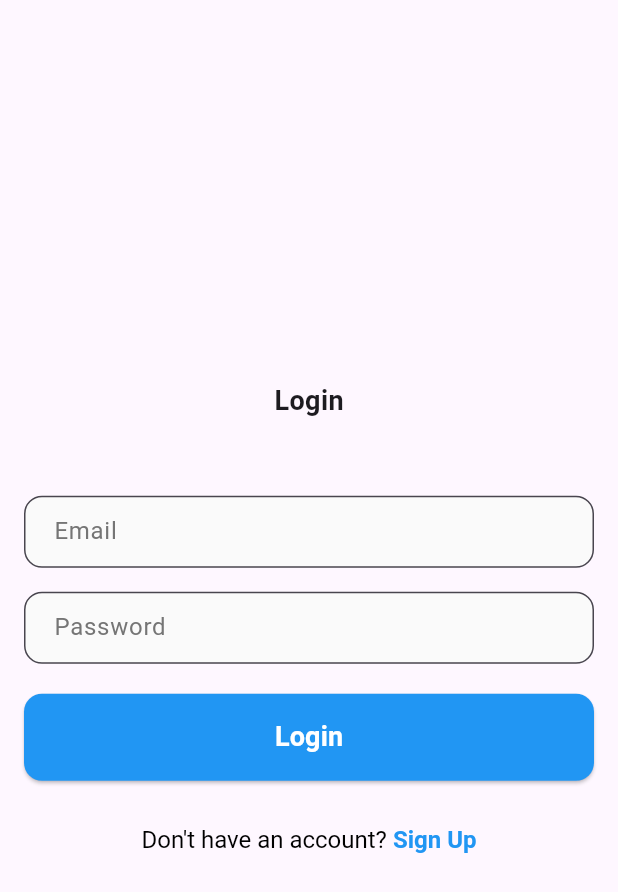
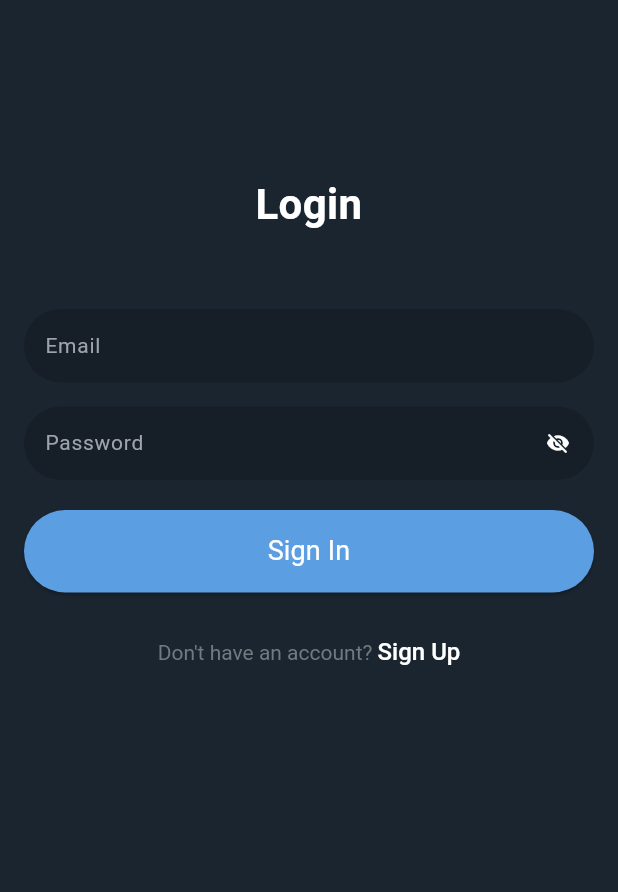
Before and after one commit to kasim121/socialpostapp, a Flutter app: the screen it shows after launch, on a phone screen of 412 x 824 dp. Shown: the top 892 px of the screen. Run offline on Flutter 3.47's test engine with Material 3 defaults, Android fonts, the phone set to English and light mode, and no system bars; our stand-ins replace cloud_firestore, firebase_auth, firebase_core, flutter_bloc, timeago; accounts and stored records are empty; Roboto replaces fonts that are missing (Airbnb Cereal App).

Commit message:
new changes done

```diff
--- a/lib/app.dart
+++ b/lib/app.dart
@@ -14,8 +14,7 @@ class MyApp extends StatelessWidget {
   @override
   Widget build(BuildContext context) {
     return StreamBuilder<User?>(
-      stream: FirebaseAuth.instance
-          .authStateChanges(), // Listen to auth state changes
+      stream: FirebaseAuth.instance.authStateChanges(),
       builder: (context, snapshot) {
         if (snapshot.connectionState == ConnectionState.waiting) {
           return const Center(child: CircularProgressIndicator());
@@ -30,6 +29,7 @@ class MyApp extends StatelessWidget {
           ],
           child: MaterialApp(
             initialRoute: isUserLoggedIn ? '/home' : '/login',
+            debugShowCheckedModeBanner: false,
             routes: {
               '/login': (_) => NewLoginScreen(),
               '/signup': (_) => const NewSignUpScreen(),
--- a/lib/screens/login_screen.dart
+++ b/lib/screens/login_screen.dart
@@ -3,6 +3,9 @@ import 'package:flutter_bloc/flutter_bloc.dart';
 import 'package:tisocial/constants/app_colors.dart';
 
 import '../blocs/user_auth_bloc.dart';
+import '../constants/app_text_style.dart';
+import '../widgets/custome_button.dart';
+import '../widgets/custome_textfield.dart';
 
 class NewLoginScreen extends StatelessWidget {
   final TextEditingController emailController = TextEditingController();
@@ -13,58 +16,44 @@ class NewLoginScreen extends StatelessWidget {
   @override
   Widget build(BuildContext context) {
     return Scaffold(
+      backgroundColor: AppColors.background,
       body: Padding(
         padding: const EdgeInsets.all(16.0),
+        child: SafeArea(
+          child: SingleChildScrollView(
             child: Column(
+              mainAxisAlignment: MainAxisAlignment.center,
               crossAxisAlignment: CrossAxisAlignment.stretch,
-          mainAxisAlignment: MainAxisAlignment.center,
               children: [
-            const Center(
-              child: Text(
+                const SizedBox(height: 100),
+                Text(
                   "Login",
-                style: TextStyle(
-                  fontSize: 18,
+                  style: AppTextStyles.airbnbCerealText(
+                    color: AppColors.textPrimary,
                     fontWeight: FontWeight.w600,
+                    fontSize: 28,
                   ),
-              ),
+                  textAlign: TextAlign.center,
                 ),
                 const SizedBox(
                   height: 50,
                 ),
-            TextField(
+                CustomTextField(
                   controller: emailController,
-              decoration: InputDecoration(
-                labelText: "Email",
-                labelStyle: TextStyle(color: Colors.grey.shade600),
-                border: OutlineInputBorder(
-                  borderRadius: BorderRadius.circular(12),
-                  borderSide: BorderSide(color: Colors.grey.shade400),
-                ),
-                filled: true,
-                fillColor: Colors.grey.shade50,
-                contentPadding:
-                    const EdgeInsets.symmetric(horizontal: 16, vertical: 12),
-              ),
+                  hintText: 'Email',
+                  keyboardType: TextInputType.emailAddress,
                 ),
                 const SizedBox(height: 16),
-            TextField(
+                CustomTextField(
                   controller: passwordController,
-              obscureText: true,
-              decoration: InputDecoration(
-                labelText: "Password",
-                labelStyle: TextStyle(color: Colors.grey.shade600),
-                border: OutlineInputBorder(
-                  borderRadius: BorderRadius.circular(12),
-                  borderSide: BorderSide(color: Colors.grey.shade400),
-                ),
-                filled: true,
-                fillColor: Colors.grey.shade50,
-                contentPadding:
-                    const EdgeInsets.symmetric(horizontal: 16, vertical: 12),
-              ),
+                  hintText: 'Password',
+                  isPassword: true,
+                  isPasswordVisible: false,
                 ),
                 const SizedBox(height: 20),
-            BlocConsumer<UserAuthBloc, AuthState>(
+                SizedBox(
+                  height: 55,
+                  child: BlocConsumer<UserAuthBloc, AuthState>(
                     listener: (context, state) {
                       if (state is AuthSuccess) {
                         Navigator.pushReplacementNamed(context, '/home');
@@ -78,29 +67,19 @@ class NewLoginScreen extends StatelessWidget {
                       if (state is AuthLoading) {
                         return const Center(child: CircularProgressIndicator());
                       }
-                return ElevatedButton(
+                      return CustomLoginButton(
+                        text: 'Sign In',
                         onPressed: () {
                           context.read<UserAuthBloc>().add(LogInEvent(
                                 emailController.text.trim(),
                                 passwordController.text.trim(),
                               ));
                         },
-                  style: ElevatedButton.styleFrom(
-                    padding: EdgeInsets.symmetric(vertical: 16),
-                    backgroundColor: Colors.blue,
-                    shape: RoundedRectangleBorder(
-                      borderRadius: BorderRadius.circular(12),
-                    ),
-                  ),
-                  child: const Text(
-                    "Login",
-                    style: TextStyle(
-                        fontSize: 18,
-                        fontWeight: FontWeight.w600,
-                        color: AppColors.textPrimary),
-                  ),
+                        backgroundColor: AppColors.customBlue,
+                        borderRadius: 50.0,
                       );
                     },
+                  ),
                 ),
                 const SizedBox(height: 30),
                 Align(
@@ -110,21 +89,24 @@ class NewLoginScreen extends StatelessWidget {
                       Navigator.pushReplacementNamed(context, '/signup');
                     },
                     child: RichText(
-                  text: const TextSpan(
+                      text: TextSpan(
                         children: <TextSpan>[
                           TextSpan(
                             text: "Don't have an account? ",
-                          style: TextStyle(
-                            color: Colors.black,
-                            fontSize: 16,
-                          )),
+                            style: AppTextStyles.airbnbCerealText(
+                              color: AppColors.grayShade,
+                              fontWeight: FontWeight.w400,
+                              fontSize: 14,
+                            ),
+                          ),
                           TextSpan(
                             text: 'Sign Up',
-                          style: TextStyle(
-                            color: Colors.blue,
+                            style: AppTextStyles.airbnbCerealText(
+                              color: AppColors.textPrimary,
+                              fontWeight: FontWeight.w500,
                               fontSize: 16,
-                            fontWeight: FontWeight.bold,
-                          )),
+                            ),
+                          ),
                         ],
                       ),
                     ),
@@ -133,6 +115,8 @@ class NewLoginScreen extends StatelessWidget {
               ],
             ),
           ),
+        ),
+      ),
     );
   }
 }
--- /dev/null
+++ b/lib/widgets/custome_button.dart
@@ -0,0 +1,51 @@
+import 'package:flutter/material.dart';
+
+import '../constants/app_colors.dart';
+import '../constants/app_text_style.dart';
+
+class CustomLoginButton extends StatelessWidget {
+  final String text;
+  final VoidCallback? onPressed;
+  final bool isLoading;
+  final Color backgroundColor;
+  final Color textColor;
+  final double borderRadius;
+  final double height;
+
+  const CustomLoginButton({
+    Key? key,
+    required this.text,
+    this.onPressed,
+    this.isLoading = false,
+    this.backgroundColor = Colors.blue,
+    this.textColor = Colors.white,
+    this.borderRadius = 10.0,
+    this.height = 40.0,
+  }) : super(key: key);
+
+  @override
+  Widget build(BuildContext context) {
+    return ElevatedButton(
+      onPressed: isLoading ? null : onPressed,
+      style: ElevatedButton.styleFrom(
+        backgroundColor: backgroundColor,
+        shape: RoundedRectangleBorder(
+          borderRadius: BorderRadius.circular(borderRadius),
+        ),
+      ),
+      child: isLoading
+          ? CircularProgressIndicator(
+              color: textColor,
+            )
+          : Text(
+              text,
+              style: AppTextStyles.airbnbCerealText(
+                color: AppColors.textPrimary,
+                fontWeight: FontWeight.w400,
+                fontSize: 18,
+              ),
+              textAlign: TextAlign.center,
+            ),
+    );
+  }
+}
--- /dev/null
+++ b/lib/widgets/custome_textfield.dart
@@ -0,0 +1,100 @@
+import 'package:flutter/material.dart';
+
+import '../constants/app_colors.dart';
+import '../constants/app_text_style.dart';
+
+class CustomTextField extends StatefulWidget {
+  final bool isPassword;
+  final bool isPasswordVisible;
+  final VoidCallback? onTogglePasswordVisibility;
+  final TextInputType keyboardType;
+  final TextAlign textAlign;
+
+  final String hintText;
+  final TextEditingController? controller;
+  final FormFieldValidator<String>? validator;
+
+  const CustomTextField({
+    Key? key,
+    this.isPassword = false,
+    this.isPasswordVisible = false,
+    this.onTogglePasswordVisibility,
+    this.keyboardType = TextInputType.text,
+    this.textAlign = TextAlign.start,
+    required this.hintText,
+    required this.controller,
+    this.validator,
+  }) : super(key: key);
+
+  @override
+  _CustomTextFieldState createState() => _CustomTextFieldState();
+}
+
+class _CustomTextFieldState extends State<CustomTextField> {
+  late bool _isPasswordVisible;
+
+  @override
+  void initState() {
+    super.initState();
+    _isPasswordVisible =
+        widget.isPasswordVisible; // Initialize with the passed value
+  }
+
+  void _togglePasswordVisibility() {
+    setState(() {
+      _isPasswordVisible = !_isPasswordVisible;
+    });
+    if (widget.onTogglePasswordVisibility != null) {
+      widget.onTogglePasswordVisibility!();
+    }
+  }
+
+  @override
+  Widget build(BuildContext context) {
+    return TextFormField(
+      obscureText: widget.isPassword && !_isPasswordVisible,
+      keyboardType: widget.keyboardType,
+      style: AppTextStyles.airbnbCerealText(
+        color: AppColors.textPrimary,
+        fontWeight: FontWeight.w400,
+        fontSize: 14,
+      ),
+      textAlign: widget.textAlign,
+      textAlignVertical: TextAlignVertical.center,
+      controller: widget.controller,
+      validator: widget.validator,
+      decoration: InputDecoration(
+        hintText: widget.hintText,
+        hintStyle: AppTextStyles.airbnbCerealText(
+          color: AppColors.textSecondary,
+          fontWeight: FontWeight.w400,
+          fontSize: 14,
+        ),
+        floatingLabelBehavior: FloatingLabelBehavior.auto,
+        filled: true,
+        fillColor: AppColors.darkBackground,
+        border: InputBorder.none,
+        contentPadding:
+            const EdgeInsets.symmetric(vertical: 14, horizontal: 10),
+        suffixIcon: widget.isPassword
+            ? IconButton(
+                icon: Icon(
+                  _isPasswordVisible ? Icons.visibility : Icons.visibility_off,
+                  size: 16,
+                  color: AppColors.textPrimary,
+                ),
+                onPressed: _togglePasswordVisibility,
+              )
+            : null,
+        enabledBorder: OutlineInputBorder(
+          borderRadius: BorderRadius.circular(50),
+          borderSide: BorderSide.none,
+        ),
+        focusedBorder: OutlineInputBorder(
+          borderRadius: BorderRadius.circular(50),
+          borderSide: BorderSide.none,
+        ),
+      ),
+    );
+  }
+}
```
Also changed, not shown: lib/screens/home_screen.dart (+64 -52 lines), lib/screens/signup_screen.dart (+53 -68 lines), lib/widgets/custome_appbar_widget.dart (added, +38 -0 lines). Lines whose indentation alone changed are shown as unchanged.
